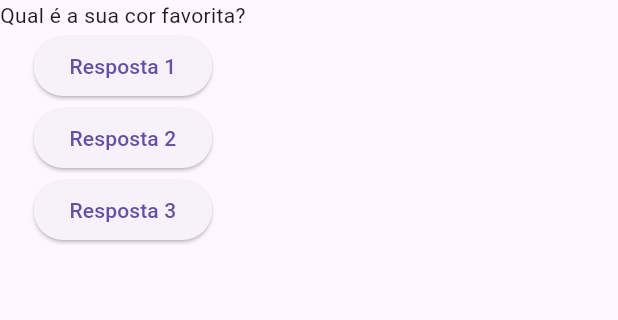
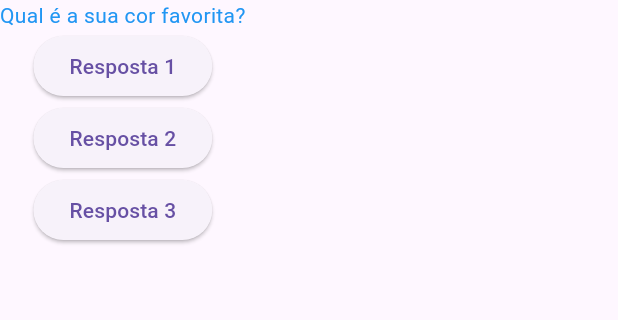
Before and after one commit to leonardogtc/pjct-perguntas-respostas-flutter, a Flutter app: the screen it shows after launch, on a phone screen of 412 x 824 dp, the part 84-404 px from its top. Run offline on Flutter 3.47's test engine with Material 3 defaults, Android fonts, the phone set to English and light mode, and no system bars.

Commit message:
Criando Wodget Questao

```diff
--- a/lib/main.dart
+++ b/lib/main.dart
@@ -1,4 +1,5 @@
 import 'package:flutter/material.dart';
+import './questao.dart';
 
 void main() => runApp(const PerguntaApp());
 
@@ -29,7 +30,7 @@ class _PerguntaAppState extends State<PerguntaApp> {
         ),
         body: Column(
           children: [
-            Text(perguntas[_perguntaSelecionada]),
+            Questao(perguntas[_perguntaSelecionada]),
             ElevatedButton(
               onPressed: _responder,
               child: const Text('Resposta 1'),
--- /dev/null
+++ b/lib/questao.dart
@@ -0,0 +1,16 @@
+import 'package:flutter/material.dart';
+
+class Questao extends StatelessWidget {
+  final String texto;
+
+  Questao(this.texto);
+
+  @override
+  Widget build(BuildContext context) {
+    return Text(
+      texto,
+      style: const TextStyle(fontSize: 14, color: Colors.blue),
+      textAlign: TextAlign.center,
+    );
+  }
+}
```
